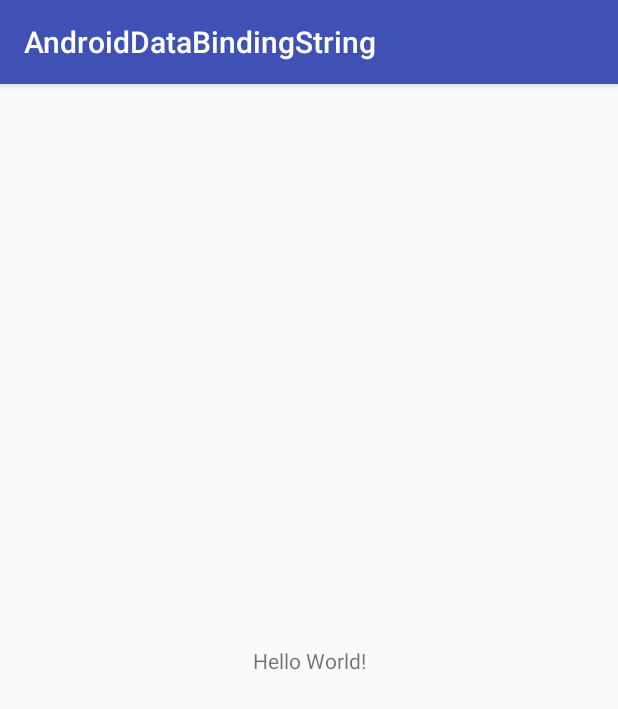
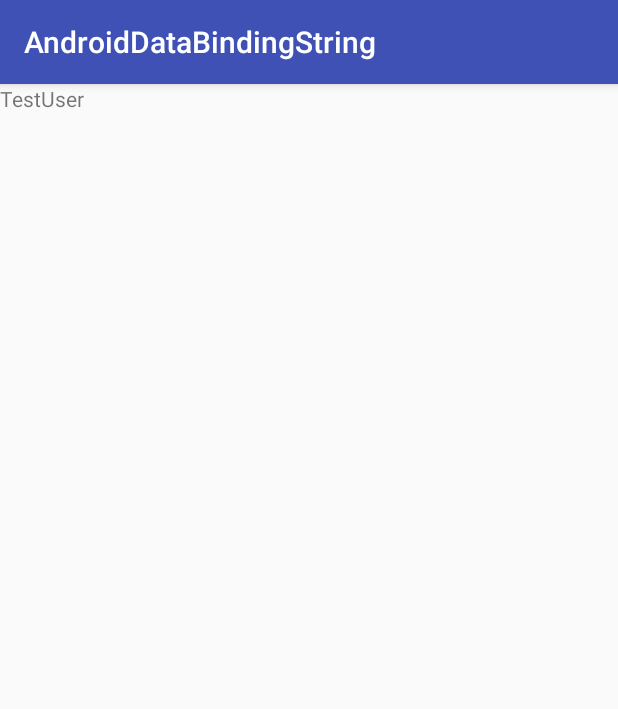
Before and after one commit to naughtLdy/AndroidDataBindingString, an Android app: the screen it shows after launch (MainActivity), on a phone screen of 412 x 824 dp. Shown: the top 709 px of the screen. Run offline under Robolectric (Android 15) with nearby library versions, the phone set to English and light mode, and no system bars; our stand-ins replace data binding.

Commit message:
add binding data

```diff
--- a/app/src/main/java/com/example/naught/androiddatabindingstring/MainActivity.java
+++ b/app/src/main/java/com/example/naught/androiddatabindingstring/MainActivity.java
@@ -1,7 +1,12 @@
 package com.example.naught.androiddatabindingstring;
 
+import android.databinding.DataBindingUtil;
 import android.support.v7.app.AppCompatActivity;
 import android.os.Bundle;
+
+import com.example.naught.androiddatabindingstring.databinding.ActivityMainBinding;
+import com.example.naught.androiddatabindingstring.models.User;
+
 
 public class MainActivity extends AppCompatActivity {
 
@@ -9,5 +14,9 @@ public class MainActivity extends AppCompatActivity {
     protected void onCreate(Bundle savedInstanceState) {
         super.onCreate(savedInstanceState);
         setContentView(R.layout.activity_main);
+
+        ActivityMainBinding binding = DataBindingUtil.setContentView(this, R.layout.activity_main);
+        User user = new User("Test", "User");
+        binding.setUser(user);
     }
 }
--- /dev/null
+++ b/app/src/main/java/com/example/naught/androiddatabindingstring/models/User.java
@@ -0,0 +1,10 @@
+package com.example.naught.androiddatabindingstring.models;
+
+public class User {
+    public final String firstName;
+    public final String lastName;
+    public User(String firstName, String lastName) {
+        this.firstName = firstName;
+        this.lastName = lastName;
+    }
+}
--- a/app/src/main/res/layout/activity_main.xml
+++ b/app/src/main/res/layout/activity_main.xml
@@ -1,7 +1,14 @@
 <?xml version="1.0" encoding="utf-8"?>
-<android.support.constraint.ConstraintLayout xmlns:android="http://schemas.android.com/apk/res/android"
-    xmlns:app="http://schemas.android.com/apk/res-auto"
-    xmlns:tools="http://schemas.android.com/tools"
+<layout xmlns:android="http://schemas.android.com/apk/res/android"
+    xmlns:tools="http://schemas.android.com/tools">
+
+    <data>
+        <variable
+            name="user"
+            type="com.example.naught.androiddatabindingstring.models.User" />
+    </data>
+
+    <LinearLayout
         android:id="@+id/activity_main"
         android:layout_width="match_parent"
         android:layout_height="match_parent"
@@ -10,10 +17,11 @@
         <TextView
             android:layout_width="wrap_content"
             android:layout_height="wrap_content"
-        android:text="Hello World!"
-        app:layout_constraintBottom_toBottomOf="@+id/activity_main"
-        app:layout_constraintLeft_toLeftOf="@+id/activity_main"
-        app:layout_constraintRight_toRightOf="@+id/activity_main"
-        app:layout_constraintTop_toTopOf="@+id/activity_main" />
+            android:text="@{user.firstName}" />
 
-</android.support.constraint.ConstraintLayout>
+        <TextView
+            android:layout_width="wrap_content"
+            android:layout_height="wrap_content"
+            android:text="@{user.lastName}" />
+    </LinearLayout>
+</layout>
```
Lines whose indentation alone changed are shown as unchanged.
